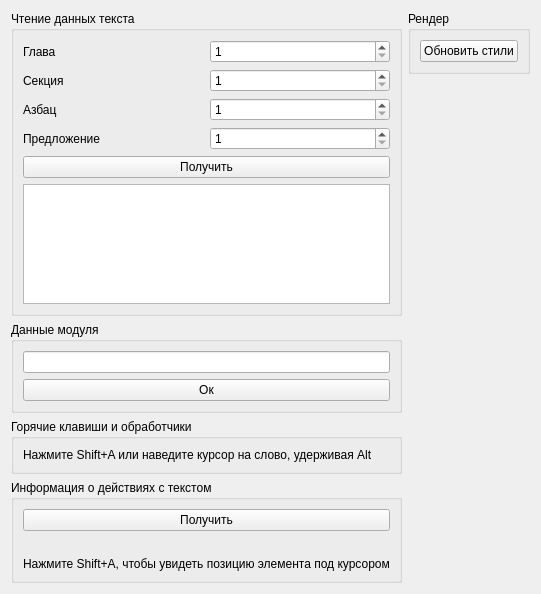
Old version of the form seviz/modules/EngineTest/enginetestwidget.ui in the repository eltimen/seviz.
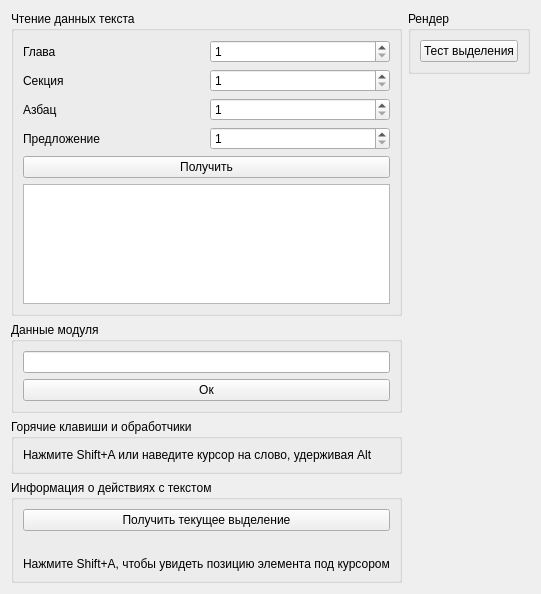
New version of the form.

Commit message: test became more demonstration-friendly

Patch:
```diff
--- a/seviz/modules/EngineTest/enginetestwidget.ui
+++ b/seviz/modules/EngineTest/enginetestwidget.ui
@@ -159,7 +159,7 @@
         <item>
          <widget class="QPushButton" name="getInfoButton">
           <property name="text">
-           <string>Получить</string>
+           <string>Получить текущее выделение</string>
           </property>
          </widget>
         </item>
@@ -206,7 +206,7 @@
         <item>
          <widget class="QPushButton" name="renderButton">
           <property name="text">
-           <string>Обновить стили</string>
+           <string>Тест выделения</string>
           </property>
          </widget>
         </item>
```
The commit also changes 2 other files.
